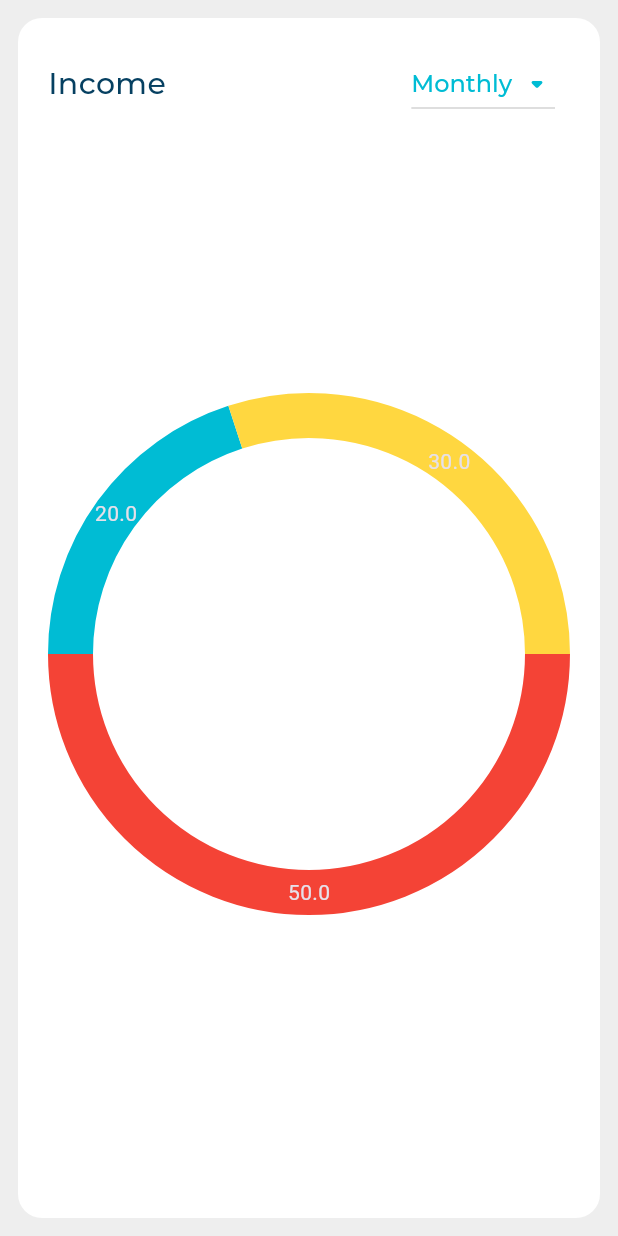
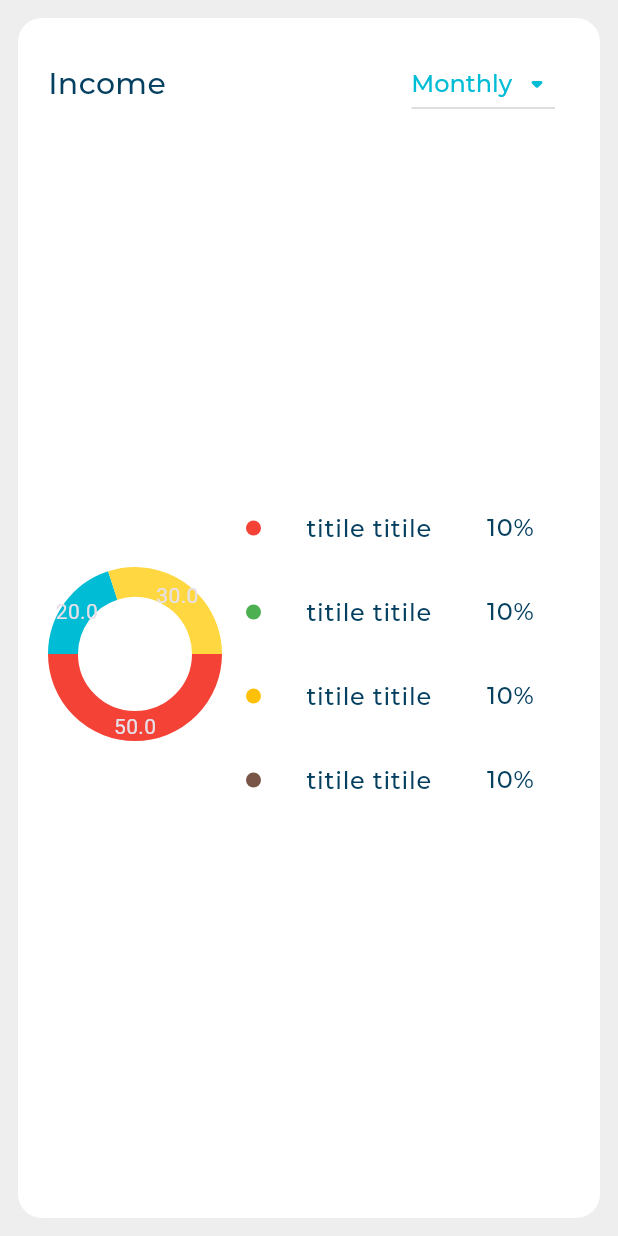
Before and after one commit to Aboud-KHalaf/responsive-ui, a Flutter app: the screen it shows after launch, on a phone screen of 412 x 824 dp. Run offline on Flutter 3.47's test engine with Material 3 defaults, Android fonts, the phone set to English and light mode, and no system bars; drawn by our look-alikes of fl_chart; our stand-ins replace expandable_page_view, flutter_svg; project files that could hold a hidden picture were left out.

Commit message:
desktop layout done without fix problems

```diff
--- a/lib/layouts/desktop_layout.dart
+++ b/lib/layouts/desktop_layout.dart
@@ -1,12 +1,9 @@
 import 'package:flutter/cupertino.dart';
 import 'package:flutter/material.dart';
 import 'package:flutter/widgets.dart';
-
 import 'package:ui/widgets/allexpense_and_quick_invoice_section.dart';
-
 import 'package:ui/widgets/custom_drawer_widget.dart';
 import 'package:ui/widgets/income_section.dart';
-
 import '../widgets/card_and_transaction_history_section.dart';
 
 class DesktopLayout extends StatelessWidget {
@@ -28,17 +25,30 @@ class DesktopLayout extends StatelessWidget {
         SizedBox(width: 12),
         Expanded(
           flex: 1,
-          child: Column(
-            children: [
-              Expanded(
-                child: CardAndTransactionHistorySection(),
-              ),
-              SizedBox(height: 12),
-              Expanded(child: IncomeSection()),
-            ],
-          ),
+          child: CardAndTransactionHistoryAndIncomeSection(),
         ),
       ],
     );
   }
 }
+
+class CardAndTransactionHistoryAndIncomeSection extends StatelessWidget {
+  const CardAndTransactionHistoryAndIncomeSection({
+    super.key,
+  });
+
+  @override
+  Widget build(BuildContext context) {
+    return const Column(
+      children: [
+        SizedBox(height: 40),
+        Expanded(
+          flex: 2,
+          child: CardAndTransactionHistorySection(),
+        ),
+        SizedBox(height: 12),
+        Expanded(flex: 1, child: IncomeSection()),
+      ],
+    );
+  }
+}
--- /dev/null
+++ b/lib/models/item_details_model.dart
@@ -0,0 +1,12 @@
+import 'package:flutter/material.dart';
+
+class ItemDetailsModel {
+  final Color color;
+  final String titel, value;
+
+  ItemDetailsModel({
+    required this.color,
+    required this.titel,
+    required this.value,
+  });
+}
--- a/lib/widgets/adaptive_layout_widget.dart
+++ b/lib/widgets/adaptive_layout_widget.dart
@@ -14,9 +14,9 @@ class AdaptiveLayoutWidget extends StatelessWidget {
   Widget build(BuildContext context) {
     return LayoutBuilder(
       builder: (context, constraints) {
-        if (constraints.maxWidth < 600) {
+        if (constraints.maxWidth < 800) {
           return moblieLayout(context);
-        } else if (constraints.maxWidth < 900) {
+        } else if (constraints.maxWidth < 1200) {
           return tabletLayout(context);
         } else {
           return desktopLayout(context);
--- a/lib/widgets/allexpense_and_quick_invoice_section.dart
+++ b/lib/widgets/allexpense_and_quick_invoice_section.dart
@@ -1,5 +1,7 @@
+import 'package:flutter/cupertino.dart';
 import 'package:flutter/material.dart';
 import 'package:ui/widgets/all_expense_widget.dart';
+import 'package:ui/widgets/quick_invoice_widget.dart';
 
 class AllExpenseAndQuickInvoiceSection extends StatelessWidget {
   const AllExpenseAndQuickInvoiceSection({
@@ -13,7 +15,7 @@ class AllExpenseAndQuickInvoiceSection extends StatelessWidget {
         SizedBox(height: 40),
         AllExpenseWidget(),
         SizedBox(height: 12),
-        // QuickInvoicWidget(),
+        QuickInvoicWidget(),
       ],
     );
   }
--- /dev/null
+++ b/lib/widgets/chart_section.dart
@@ -0,0 +1,86 @@
+import 'package:fl_chart/fl_chart.dart';
+import 'package:flutter/material.dart';
+import 'package:ui/models/item_details_model.dart';
+import 'package:ui/utils/app_styles.dart';
+import 'package:ui/widgets/income_item_details.dart';
+
+class ChartSection extends StatefulWidget {
+  const ChartSection({
+    super.key,
+  });
+
+  @override
+  State<ChartSection> createState() => _ChartSectionState();
+}
+
+class _ChartSectionState extends State<ChartSection> {
+  int currentTouchIndex = -1;
+  @override
+  Widget build(BuildContext context) {
+    return Row(
+      crossAxisAlignment: CrossAxisAlignment.center,
+      children: [
+        Expanded(
+          flex: 1,
+          child:
+              AspectRatio(aspectRatio: 1, child: PieChart(getPieChartData())),
+        ),
+        const Expanded(
+          flex: 2,
+          child: IncomeItemsList(),
+        ),
+      ],
+    );
+  }
+
+  PieChartData getPieChartData() {
+    return PieChartData(
+      pieTouchData: PieTouchData(
+        touchCallback: (p0, p1) {
+          currentTouchIndex = p1?.touchedSection?.touchedSectionIndex ?? -1;
+          setState(() {});
+        },
+      ),
+      sectionsSpace: 0,
+      sections: [
+        PieChartSectionData(
+            value: 50,
+            color: Colors.red,
+            radius: currentTouchIndex == 0 ? 25 : 20),
+        PieChartSectionData(
+            value: 20,
+            color: Colors.cyan,
+            radius: currentTouchIndex == 1 ? 25 : 20),
+        PieChartSectionData(
+            value: 30,
+            color: Colors.amberAccent,
+            radius: currentTouchIndex == 2 ? 25 : 20),
+      ],
+    );
+  }
+}
+
+class IncomeItemsList extends StatelessWidget {
+  const IncomeItemsList({super.key});
+
+  static List<ItemDetailsModel> items = [
+    ItemDetailsModel(color: Colors.red, titel: 'titile titile  ', value: '10%'),
+    ItemDetailsModel(
+        color: Colors.green, titel: 'titile titile  ', value: '10%'),
+    ItemDetailsModel(
+        color: Colors.amber, titel: 'titile titile  ', value: '10%'),
+    ItemDetailsModel(
+        color: Colors.brown, titel: 'titile titile  ', value: '10%'),
+  ];
+
+  @override
+  Widget build(BuildContext context) {
+    return ListView.builder(
+      shrinkWrap: true,
+      itemCount: items.length,
+      itemBuilder: (context, index) {
+        return IncomeItemDetails(itemDetailsModel: items[index]);
+      },
+    );
+  }
+}
--- /dev/null
+++ b/lib/widgets/income_item_details.dart
@@ -0,0 +1,30 @@
+import 'package:flutter/material.dart';
+import 'package:ui/models/item_details_model.dart';
+import 'package:ui/utils/app_styles.dart';
+
+class IncomeItemDetails extends StatelessWidget {
+  const IncomeItemDetails({
+    super.key,
+    required this.itemDetailsModel,
+  });
+
+  final ItemDetailsModel itemDetailsModel;
+
+  @override
+  Widget build(BuildContext context) {
+    return ListTile(
+      leading: CircleAvatar(
+        radius: 5,
+        backgroundColor: itemDetailsModel.color,
+      ),
+      title: Text(
+        itemDetailsModel.titel,
+        style: AppStyles.styleRegular16(context),
+      ),
+      trailing: Text(
+        itemDetailsModel.value,
+        style: AppStyles.styleMedium16(context),
+      ),
+    );
+  }
+}
--- a/lib/widgets/income_section.dart
+++ b/lib/widgets/income_section.dart
@@ -1,6 +1,6 @@
-import 'package:fl_chart/fl_chart.dart';
 import 'package:flutter/cupertino.dart';
 import 'package:flutter/material.dart';
+import 'package:ui/widgets/chart_section.dart';
 import 'package:ui/widgets/custom_background_container.dart';
 import 'package:ui/widgets/income_header.dart';
 
@@ -13,60 +13,11 @@ class IncomeSection extends StatelessWidget {
       child: Column(
         children: [
           IncomeHeader(),
-          ChartSection(),
+          Expanded(
+            child: ChartSection(),
+          ),
         ],
       ),
     );
   }
 }
-
-class ChartSection extends StatefulWidget {
-  const ChartSection({
-    super.key,
-  });
-
-  @override
-  State<ChartSection> createState() => _ChartSectionState();
-}
-
-class _ChartSectionState extends State<ChartSection> {
-  int currentTouchIndex = -1;
-  @override
-  Widget build(BuildContext context) {
-    return Expanded(
-      child: Row(
-        children: [
-          Expanded(
-            child: PieChart(getPieChartData()),
-          )
-        ],
-      ),
-    );
-  }
-
-  PieChartData getPieChartData() {
-    return PieChartData(
-      pieTouchData: PieTouchData(
-        touchCallback: (p0, p1) {
-          currentTouchIndex = p1?.touchedSection?.touchedSectionIndex ?? -1;
-          setState(() {});
-        },
-      ),
-      sectionsSpace: 0,
-      sections: [
-        PieChartSectionData(
-            value: 50,
-            color: Colors.red,
-            radius: currentTouchIndex == 0 ? 40 : 30),
-        PieChartSectionData(
-            value: 20,
-            color: Colors.cyan,
-            radius: currentTouchIndex == 1 ? 40 : 30),
-        PieChartSectionData(
-            value: 30,
-            color: Colors.amberAccent,
-            radius: currentTouchIndex == 2 ? 40 : 30),
-      ],
-    );
-  }
-}
--- a/lib/widgets/quick_invoice_form.dart
+++ b/lib/widgets/quick_invoice_form.dart
@@ -11,21 +11,21 @@ class QuickInvoiceForm extends StatelessWidget {
   Widget build(BuildContext context) {
     return const Column(
       children: [
-        Row(
-          children: [
-            Expanded(child: TitleTextField(title: 'title', hint: 'hint')),
-            SizedBox(width: 8),
-            Expanded(child: TitleTextField(title: 'title', hint: 'hint')),
-          ],
-        ),
-        SizedBox(height: 12),
-        Row(
-          children: [
-            Expanded(child: TitleTextField(title: 'title', hint: 'hint')),
-            SizedBox(width: 8),
-            Expanded(child: TitleTextField(title: 'title', hint: 'hint')),
-          ],
-        ),
+        // Row(
+        //   children: [
+        //     Expanded(child: TitleTextField(title: 'title', hint: 'hint')),
+        //     SizedBox(width: 8),
+        //     Expanded(child: TitleTextField(title: 'title', hint: 'hint')),
+        //   ],
+        // ),
+        // SizedBox(height: 12),
+        // Row(
+        //   children: [
+        //     Expanded(child: TitleTextField(title: 'title', hint: 'hint')),
+        //     SizedBox(width: 8),
+        //     Expanded(child: TitleTextField(title: 'title', hint: 'hint')),
+        //   ],
+        // ),
         SizedBox(height: 8),
         Row(
           children: [
--- a/lib/widgets/title_text_field.dart
+++ b/lib/widgets/title_text_field.dart
@@ -15,7 +15,7 @@ class TitleTextField extends StatelessWidget {
           style: AppStyles.styleMedium16(context),
         ),
         const SizedBox(height: 12),
-        TextField(
+        TextFormField(
           decoration: InputDecoration(
             hintText: hint,
             fillColor: Colors.grey,
```
